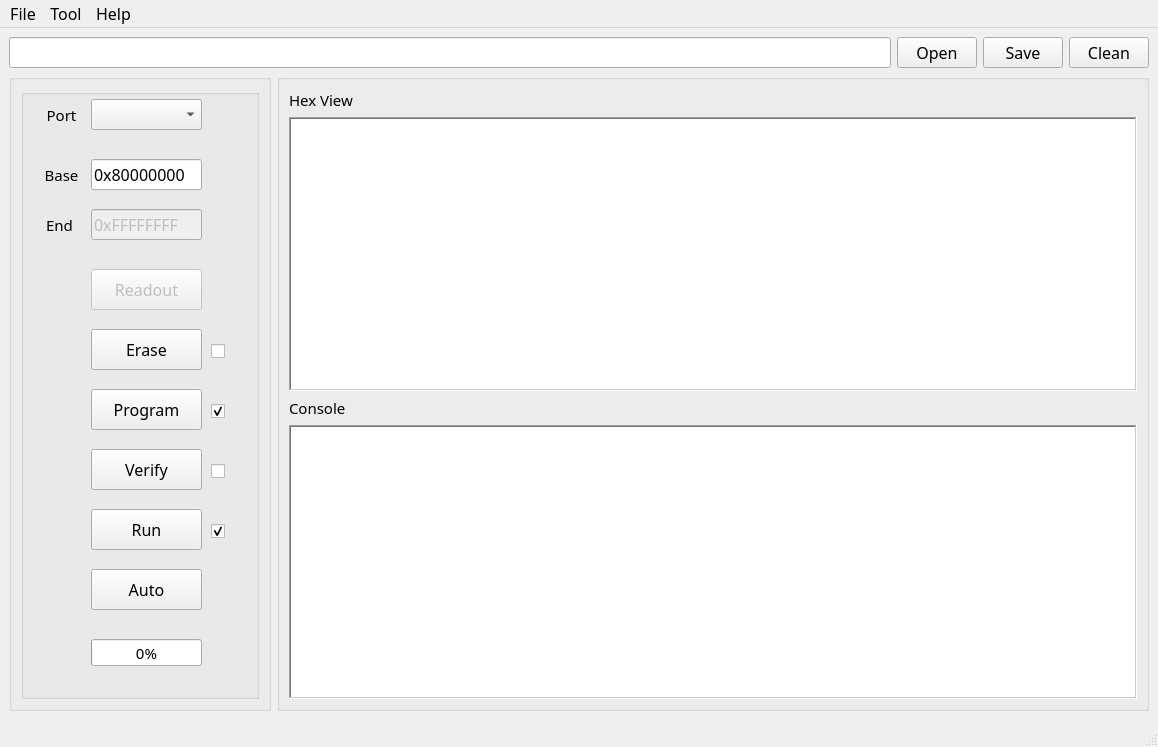
Old version of the form RvFlash/mainwindow.ui in the repository angryflyer/QtRvFlash.
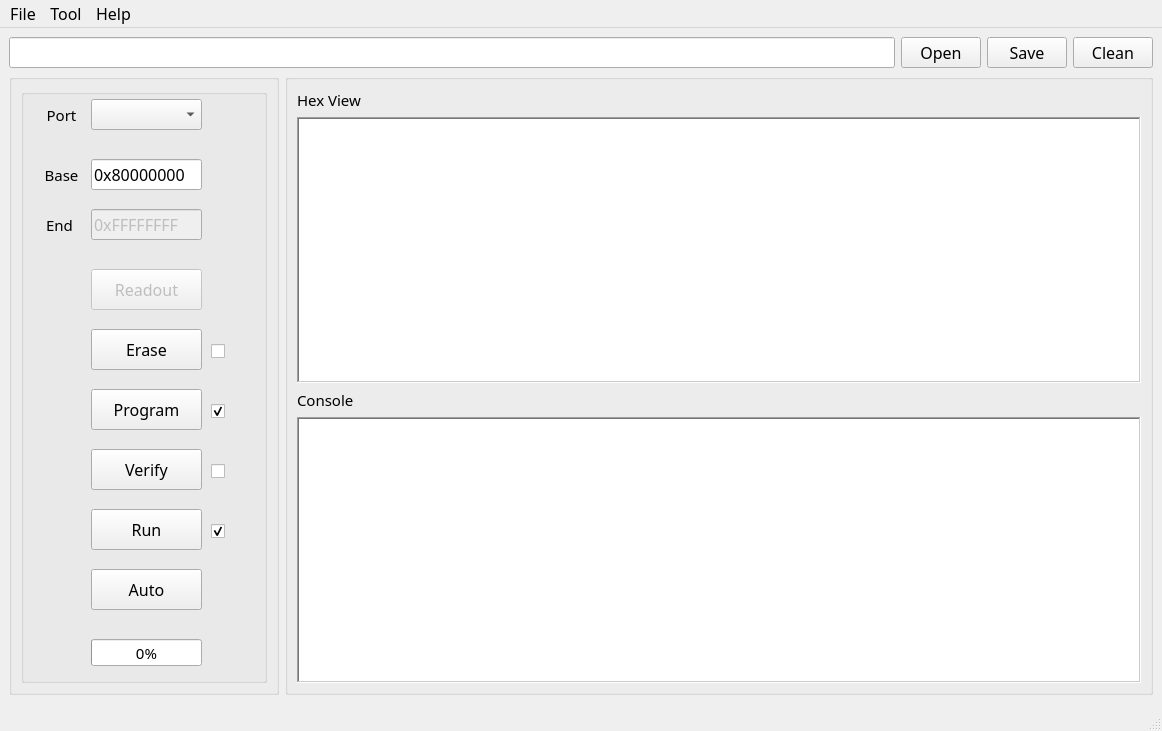
New version of the form. Icons and pictures are not drawn. Custom widgets are drawn as their Qt base class.

Commit message: limit min size of ui

What changed in the file:
```diff
--- a/RvFlash/mainwindow.ui
+++ b/RvFlash/mainwindow.ui
@@ -6,8 +6,8 @@
    <rect>
     <x>0</x>
     <y>0</y>
-    <width>1158</width>
-    <height>747</height>
+    <width>1162</width>
+    <height>699</height>
    </rect>
   </property>
   <property name="font">
@@ -73,6 +73,18 @@
           <verstretch>0</verstretch>
          </sizepolicy>
         </property>
+        <property name="minimumSize">
+         <size>
+          <width>270</width>
+          <height>620</height>
+         </size>
+        </property>
+        <property name="maximumSize">
+         <size>
+          <width>263</width>
+          <height>16777215</height>
+         </size>
+        </property>
         <property name="alignment">
          <set>Qt::AlignLeading|Qt::AlignLeft|Qt::AlignVCenter</set>
         </property>
@@ -88,6 +100,12 @@
              <verstretch>0</verstretch>
             </sizepolicy>
            </property>
+           <property name="minimumSize">
+            <size>
+             <width>0</width>
+             <height>0</height>
+            </size>
+           </property>
            <property name="title">
             <string/>
            </property>
@@ -345,7 +363,7 @@
              <rect>
               <x>190</x>
               <y>250</y>
-              <width>16</width>
+              <width>31</width>
               <height>24</height>
              </rect>
             </property>
@@ -364,7 +382,7 @@
              <rect>
               <x>190</x>
               <y>310</y>
-              <width>16</width>
+              <width>31</width>
               <height>24</height>
              </rect>
             </property>
@@ -380,7 +398,7 @@
              <rect>
               <x>190</x>
               <y>370</y>
-              <width>16</width>
+              <width>31</width>
               <height>24</height>
              </rect>
             </property>
@@ -399,7 +417,7 @@
              <rect>
               <x>190</x>
               <y>430</y>
-              <width>16</width>
+              <width>31</width>
               <height>24</height>
              </rect>
             </property>
@@ -621,7 +639,7 @@
     <rect>
      <x>0</x>
      <y>0</y>
-     <width>1158</width>
+     <width>1162</width>
      <height>17</height>
     </rect>
    </property>
```
Left out of the diff: 6 changed lines with no effect on the pictures.
